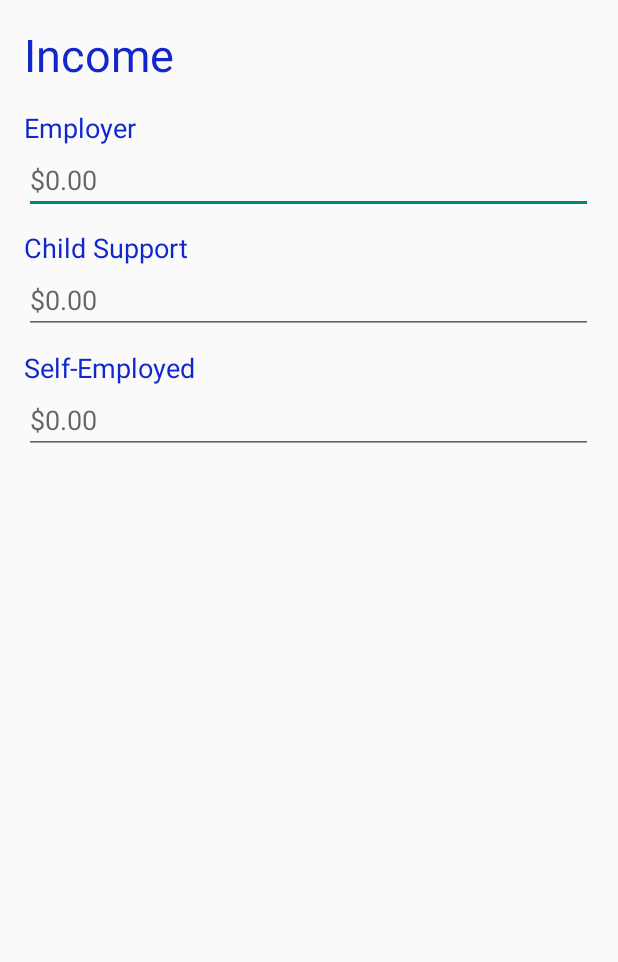
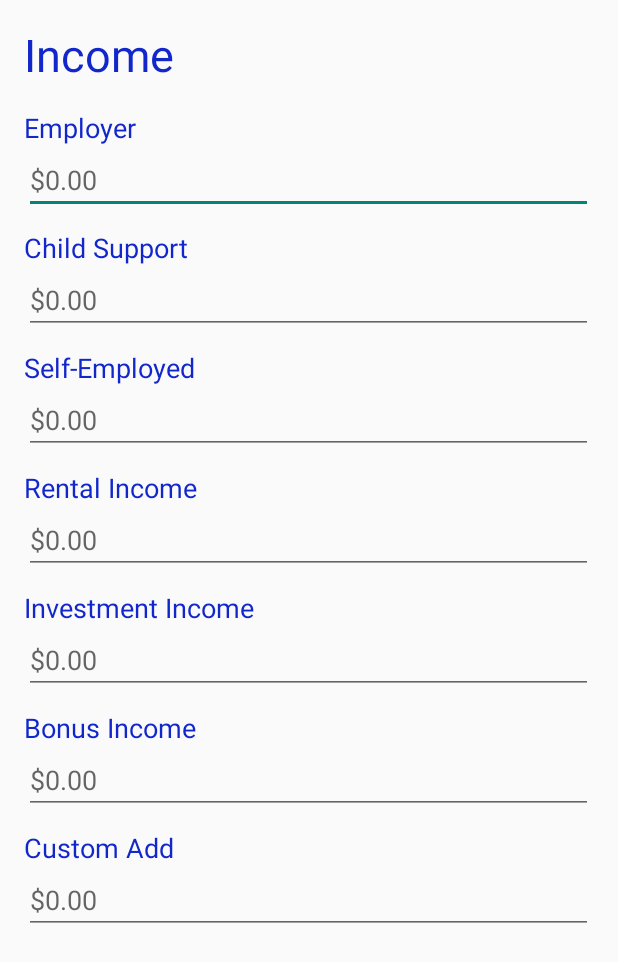
Before and after one commit to CIS4952/CIS4951, an Android app: the scrollingIncomeInputPage screen opened directly, with no data from a screen before it, on a phone screen of 412 x 824 dp. Shown: the top 962 px of the screen. Run offline under Robolectric (Android 15) with nearby library versions, the phone set to English and light mode, and no system bars.

Commit message:
income page interface done(?)

```diff
--- a/app/src/main/res/layout/activity_scrolling_income_input_page.xml
+++ b/app/src/main/res/layout/activity_scrolling_income_input_page.xml
@@ -85,6 +85,74 @@
                 android:ems="10"
                 android:hint="@string/editTextEnterAmount"
                 android:inputType="numberDecimal" />
+
+            <TextView
+                android:id="@+id/textView7"
+                android:layout_width="match_parent"
+                android:layout_height="wrap_content"
+                android:layout_marginTop="10dp"
+                android:text="@string/btnRentalIncome"
+                android:textColor="@color/blueText"
+                android:textSize="18sp" />
+
+            <EditText
+                android:id="@+id/editTextRentalIncome"
+                android:layout_width="match_parent"
+                android:layout_height="wrap_content"
+                android:ems="10"
+                android:hint="@string/editTextEnterAmount"
+                android:inputType="numberDecimal" />
+
+            <TextView
+                android:id="@+id/textView8"
+                android:layout_width="match_parent"
+                android:layout_height="wrap_content"
+                android:layout_marginTop="10dp"
+                android:text="@string/btnInvestIncome"
+                android:textColor="@color/blueText"
+                android:textSize="18sp" />
+
+            <EditText
+                android:id="@+id/editTextInvestmentIncome"
+                android:layout_width="match_parent"
+                android:layout_height="wrap_content"
+                android:ems="10"
+                android:hint="@string/editTextEnterAmount"
+                android:inputType="numberDecimal" />
+
+            <TextView
+                android:id="@+id/textView9"
+                android:layout_width="match_parent"
+                android:layout_height="wrap_content"
+                android:layout_marginTop="10dp"
+                android:text="@string/btnBonusIncome"
+                android:textColor="@color/blueText"
+                android:textSize="18sp" />
+
+            <EditText
+                android:id="@+id/editTextBonusIncome"
+                android:layout_width="match_parent"
+                android:layout_height="wrap_content"
+                android:ems="10"
+                android:hint="@string/editTextEnterAmount"
+                android:inputType="numberDecimal" />
+
+            <TextView
+                android:id="@+id/textView10"
+                android:layout_width="match_parent"
+                android:layout_height="wrap_content"
+                android:layout_marginTop="10dp"
+                android:text="@string/btnCustomAdd"
+                android:textColor="@color/blueText"
+                android:textSize="18sp" />
+
+            <EditText
+                android:id="@+id/editTextCustomAdd"
+                android:layout_width="match_parent"
+                android:layout_height="wrap_content"
+                android:ems="10"
+                android:hint="@string/editTextEnterAmount"
+                android:inputType="numberDecimal" />
         </LinearLayout>
     </ScrollView>
 
```
